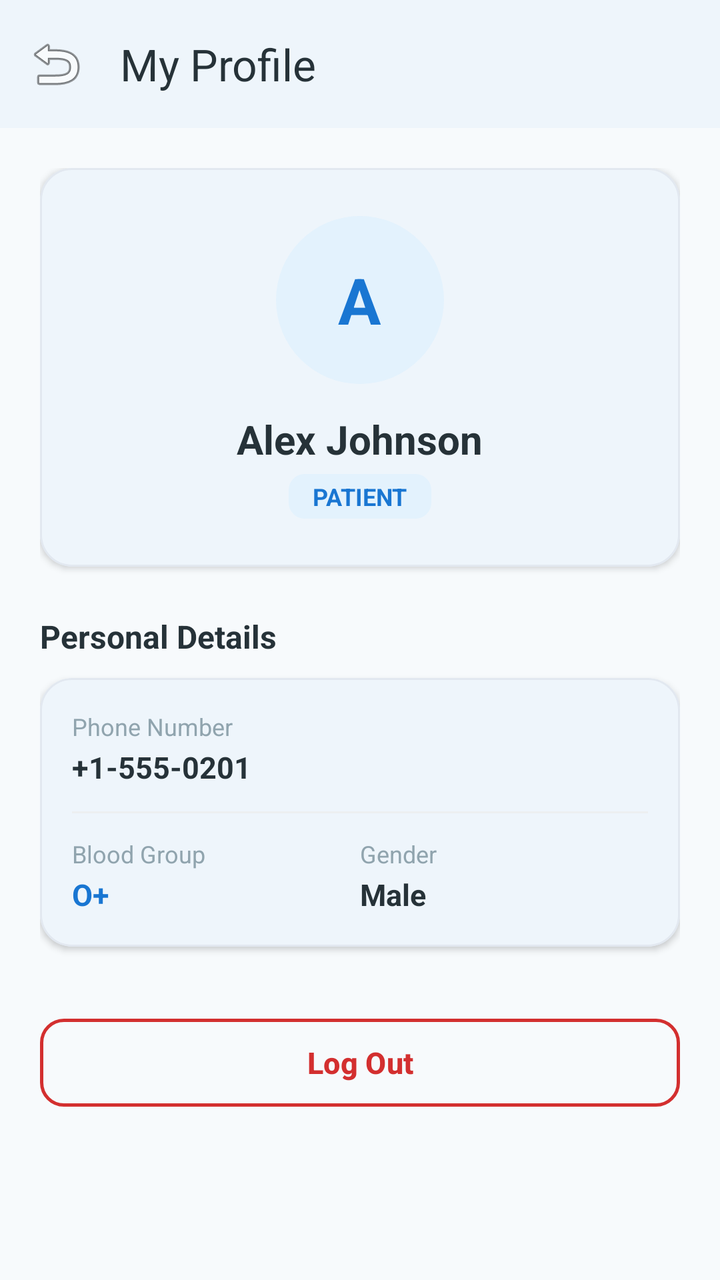
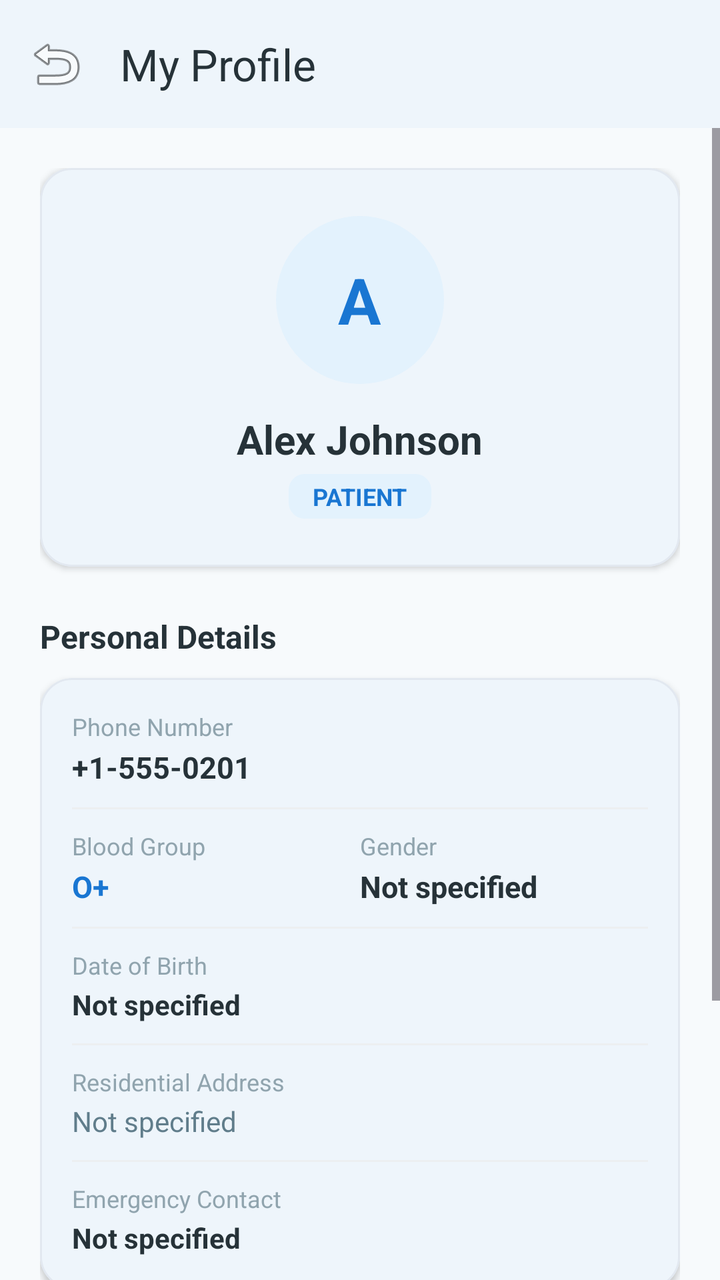

Screens rendered from an Android XML layout before and after an edit, with the pre-edit source and the edit as a unified diff.
<!-- AndroidManifest.xml: application theme Theme.Medicare -->
<!-- res/layout/activity_patient_profile.xml -->
<?xml version="1.0" encoding="utf-8"?>
<LinearLayout xmlns:android="http://schemas.android.com/apk/res/android"
    xmlns:app="http://schemas.android.com/apk/res-auto"
    android:layout_width="match_parent"
    android:layout_height="match_parent"
    android:background="@color/background"
    android:orientation="vertical">

    <com.google.android.material.appbar.MaterialToolbar
        android:id="@+id/toolbarPatientProfile"
        android:layout_width="match_parent"
        android:layout_height="?attr/actionBarSize"
        android:background="@color/surface"
        android:elevation="2dp"
        app:navigationIcon="@android:drawable/ic_menu_revert"
        app:title="My Profile"
        app:titleTextColor="@color/text_primary" />

    <ScrollView
        android:layout_width="match_parent"
        android:layout_height="match_parent"
        android:fillViewport="true">

        <LinearLayout
            android:layout_width="match_parent"
            android:layout_height="wrap_content"
            android:orientation="vertical"
            android:padding="20dp">

            
            <com.google.android.material.card.MaterialCardView
                style="@style/Widget.Medicare.Card"
                android:layout_width="match_parent"
                android:layout_height="wrap_content">

                <LinearLayout
                    android:layout_width="match_parent"
                    android:layout_height="wrap_content"
                    android:gravity="center"
                    android:orientation="vertical"
                    android:padding="24dp">

                    <FrameLayout
                        android:layout_width="84dp"
                        android:layout_height="84dp"
                        android:background="@drawable/bg_circle_success"
                        android:backgroundTint="@color/primary_light">

                        <TextView
                            android:id="@+id/tvProfileAvatarInitial"
                            android:layout_width="wrap_content"
                            android:layout_height="wrap_content"
                            android:layout_gravity="center"
                            android:text="A"
                            android:textColor="@color/primary"
                            android:textSize="32sp"
                            android:textStyle="bold" />
                    </FrameLayout>

                    <TextView
                        android:id="@+id/tvProfileName"
                        android:layout_width="wrap_content"
                        android:layout_height="wrap_content"
                        android:layout_marginTop="14dp"
                        android:text="Alex Johnson"
                        android:textColor="@color/text_primary"
                        android:textSize="20sp"
                        android:textStyle="bold" />

                    <TextView
                        android:id="@+id/tvProfileRole"
                        android:layout_width="wrap_content"
                        android:layout_height="wrap_content"
                        android:layout_marginTop="4dp"
                        android:background="@drawable/bg_status_chip"
                        android:backgroundTint="@color/primary_light"
                        android:paddingStart="12dp"
                        android:paddingTop="3dp"
                        android:paddingEnd="12dp"
                        android:paddingBottom="3dp"
                        android:text="PATIENT"
                        android:textColor="@color/primary"
                        android:textSize="12sp"
                        android:textStyle="bold" />

                </LinearLayout>
            </com.google.android.material.card.MaterialCardView>

            
            <TextView
                android:layout_width="wrap_content"
                android:layout_height="wrap_content"
                android:layout_marginTop="24dp"
                android:text="Personal Details"
                android:textColor="@color/text_primary"
                android:textSize="16sp"
                android:textStyle="bold" />

            <com.google.android.material.card.MaterialCardView
                style="@style/Widget.Medicare.Card"
                android:layout_width="match_parent"
                android:layout_height="wrap_content"
                android:layout_marginTop="10dp">

                <LinearLayout
                    android:layout_width="match_parent"
                    android:layout_height="wrap_content"
                    android:orientation="vertical"
                    android:padding="16dp">

                    <TextView
                        android:layout_width="wrap_content"
                        android:layout_height="wrap_content"
                        android:text="Phone Number"
                        android:textColor="@color/text_tertiary"
                        android:textSize="12sp" />

                    <TextView
                        android:id="@+id/tvProfilePhone"
                        android:layout_width="wrap_content"
                        android:layout_height="wrap_content"
                        android:layout_marginTop="2dp"
                        android:text="+1-555-0201"
                        android:textColor="@color/text_primary"
                        android:textSize="15sp"
                        android:textStyle="bold" />

                    <View
                        android:layout_width="match_parent"
                        android:layout_height="1dp"
                        android:layout_marginTop="12dp"
                        android:layout_marginBottom="12dp"
                        android:background="@color/divider" />

                    <LinearLayout
                        android:layout_width="match_parent"
                        android:layout_height="wrap_content"
                        android:orientation="horizontal">

                        <LinearLayout
                            android:layout_width="0dp"
                            android:layout_height="wrap_content"
                            android:layout_weight="1"
                            android:orientation="vertical">

                            <TextView
                                android:layout_width="wrap_content"
                                android:layout_height="wrap_content"
                                android:text="Blood Group"
                                android:textColor="@color/text_tertiary"
                                android:textSize="12sp" />

                            <TextView
                                android:id="@+id/tvProfileBloodGroup"
                                android:layout_width="wrap_content"
                                android:layout_height="wrap_content"
                                android:layout_marginTop="2dp"
                                android:text="O+"
                                android:textColor="@color/primary"
                                android:textSize="15sp"
                                android:textStyle="bold" />
                        </LinearLayout>

                        <LinearLayout
                            android:layout_width="0dp"
                            android:layout_height="wrap_content"
                            android:layout_weight="1"
                            android:orientation="vertical">

                            <TextView
                                android:layout_width="wrap_content"
                                android:layout_height="wrap_content"
                                android:text="Gender"
                                android:textColor="@color/text_tertiary"
                                android:textSize="12sp" />

                            <TextView
                                android:id="@+id/tvProfileGender"
                                android:layout_width="wrap_content"
                                android:layout_height="wrap_content"
                                android:layout_marginTop="2dp"
                                android:text="Male"
                                android:textColor="@color/text_primary"
                                android:textSize="15sp"
                                android:textStyle="bold" />
                        </LinearLayout>

                    </LinearLayout>

                </LinearLayout>
            </com.google.android.material.card.MaterialCardView>

            
            <com.google.android.material.button.MaterialButton
                android:id="@+id/btnProfileLogout"
                style="@style/Widget.Material3.Button.OutlinedButton"
                android:layout_width="match_parent"
                android:layout_height="52dp"
                android:layout_marginTop="32dp"
                android:layout_marginBottom="24dp"
                android:text="@string/logout"
                android:textColor="@color/error"
                android:textSize="15sp"
                android:textStyle="bold"
                app:cornerRadius="12dp"
                app:strokeColor="@color/error"
                app:strokeWidth="1.5dp" />

        </LinearLayout>
    </ScrollView>

</LinearLayout>
<!-- resources referenced by this layout -->
<resources>
  <color name="background">#F7FAFC</color>
  <color name="divider">#ECEFF1</color>
  <color name="error">#D32F2F</color>
  <color name="primary">#1976D2</color>
  <color name="primary_light">#E3F2FD</color>
  <color name="surface">#FFFFFF</color>
  <color name="text_primary">#263238</color>
  <color name="text_tertiary">#90A4AE</color>
  <!-- drawable bg_circle_success (drawable) -->
  <?xml version="1.0" encoding="utf-8"?>
  <shape xmlns:android="http://schemas.android.com/apk/res/android"
      android:shape="oval">
      <solid android:color="@color/status_confirmed_bg" />
  </shape>
  <!-- drawable bg_status_chip (drawable) -->
  <?xml version="1.0" encoding="utf-8"?>
  <shape xmlns:android="http://schemas.android.com/apk/res/android"
      android:shape="rectangle">
      <corners android:radius="8dp" />
      <solid android:color="@color/primary_light" />
  </shape>
  <string name="logout">Log Out</string>
  <style name="Widget.Medicare.Card" parent="Widget.Material3.CardView.Elevated">
          <item name="cardCornerRadius">16dp</item>
          <item name="cardElevation">2dp</item>
          <item name="strokeColor">@color/card_border</item>
          <item name="strokeWidth">1dp</item>
          <item name="cardBackgroundColor">@color/surface</item>
      </style>
  <style name="Theme.Medicare" parent="Theme.Material3.Light.NoActionBar">
          
          <item name="colorPrimary">@color/primary</item>
          <item name="colorPrimaryDark">@color/primary_dark</item>
          <item name="colorSecondary">@color/secondary</item>
          <item name="android:windowBackground">@color/background</item>
          <item name="android:statusBarColor">@color/surface</item>
          <item name="android:windowLightStatusBar">true</item>
          <item name="colorSurface">@color/surface</item>
          <item name="colorOnSurface">@color/text_primary</item>
          
          
          <item name="shapeAppearanceCornerMedium">@style/ShapeAppearance.Medicare.Medium</item>
          <item name="shapeAppearanceCornerLarge">@style/ShapeAppearance.Medicare.Large</item>
      </style>
  <color name="status_confirmed_bg">#D1FAE5</color>
  <color name="card_border">#E2E8F0</color>
  <color name="primary_dark">#1565C0</color>
  <color name="secondary">#26A69A</color>
  <style name="ShapeAppearance.Medicare.Medium" parent="ShapeAppearance.Material3.Corner.Medium">
          <item name="cornerSize">14dp</item>
      </style>
  <style name="ShapeAppearance.Medicare.Large" parent="ShapeAppearance.Material3.Corner.Large">
          <item name="cornerSize">20dp</item>
      </style>
</resources>

<!-- the commit's change to res/layout/activity_patient_profile.xml (unified diff, before → after) -->
@@ -128,8 +128,8 @@
                     <View
                         android:layout_width="match_parent"
                         android:layout_height="1dp"
-                        android:layout_marginTop="12dp"
-                        android:layout_marginBottom="12dp"
+                        android:layout_marginTop="10dp"
+                        android:layout_marginBottom="10dp"
                         android:background="@color/divider" />
 
                     <LinearLayout
@@ -179,7 +179,7 @@
                                 android:layout_width="wrap_content"
                                 android:layout_height="wrap_content"
                                 android:layout_marginTop="2dp"
-                                android:text="Male"
+                                android:text="Not specified"
                                 android:textColor="@color/text_primary"
                                 android:textSize="15sp"
                                 android:textStyle="bold" />
@@ -187,8 +187,91 @@
 
                     </LinearLayout>
 
+                    <View
+                        android:layout_width="match_parent"
+                        android:layout_height="1dp"
+                        android:layout_marginTop="10dp"
+                        android:layout_marginBottom="10dp"
+                        android:background="@color/divider" />
+
+                    <TextView
+                        android:layout_width="wrap_content"
+                        android:layout_height="wrap_content"
+                        android:text="Date of Birth"
+                        android:textColor="@color/text_tertiary"
+                        android:textSize="12sp" />
+
+                    <TextView
+                        android:id="@+id/tvProfileDOB"
+                        android:layout_width="wrap_content"
+                        android:layout_height="wrap_content"
+                        android:layout_marginTop="2dp"
+                        android:text="Not specified"
+                        android:textColor="@color/text_primary"
+                        android:textSize="14sp"
+                        android:textStyle="bold" />
+
+                    <View
+                        android:layout_width="match_parent"
+                        android:layout_height="1dp"
+                        android:layout_marginTop="10dp"
+                        android:layout_marginBottom="10dp"
+                        android:background="@color/divider" />
+
+                    <TextView
+                        android:layout_width="wrap_content"
+                        android:layout_height="wrap_content"
+                        android:text="Residential Address"
+                        android:textColor="@color/text_tertiary"
+                        android:textSize="12sp" />
+
+                    <TextView
+                        android:id="@+id/tvProfileAddress"
+                        android:layout_width="wrap_content"
+                        android:layout_height="wrap_content"
+                        android:layout_marginTop="2dp"
+                        android:text="Not specified"
+                        android:textColor="@color/text_secondary"
+                        android:textSize="14sp" />
+
+                    <View
+                        android:layout_width="match_parent"
+                        android:layout_height="1dp"
+                        android:layout_marginTop="10dp"
+                        android:layout_marginBottom="10dp"
+                        android:background="@color/divider" />
+
+                    <TextView
+                        android:layout_width="wrap_content"
+                        android:layout_height="wrap_content"
+                        android:text="Emergency Contact"
+                        android:textColor="@color/text_tertiary"
+                        android:textSize="12sp" />
+
+                    <TextView
+                        android:id="@+id/tvProfileEmergency"
+                        android:layout_width="wrap_content"
+                        android:layout_height="wrap_content"
+                        android:layout_marginTop="2dp"
+                        android:text="Not specified"
+                        android:textColor="@color/text_primary"
+                        android:textSize="14sp"
+                        android:textStyle="bold" />
+
                 </LinearLayout>
             </com.google.android.material.card.MaterialCardView>
+
+            <com.google.android.material.button.MaterialButton
+                android:id="@+id/btnPatientEditProfile"
+                style="@style/Widget.Medicare.Button"
+                android:layout_width="match_parent"
+                android:layout_height="52dp"
+                android:layout_marginTop="20dp"
+                android:text="EDIT PERSONAL DETAILS"
+                android:textColor="@color/white"
+                android:textSize="14sp"
+                android:textStyle="bold"
+                app:cornerRadius="12dp" />
 
             
             <com.google.android.material.button.MaterialButton
@@ -196,7 +279,7 @@
                 style="@style/Widget.Material3.Button.OutlinedButton"
                 android:layout_width="match_parent"
                 android:layout_height="52dp"
-                android:layout_marginTop="32dp"
+                android:layout_marginTop="12dp"
                 android:layout_marginBottom="24dp"
                 android:text="@string/logout"
                 android:textColor="@color/error"
<!-- resource entries referenced after the edit -->
@@ -7,7 +7,9 @@
   <color name="primary_light">#E3F2FD</color>
   <color name="surface">#FFFFFF</color>
   <color name="text_primary">#263238</color>
+  <color name="text_secondary">#607D8B</color>
   <color name="text_tertiary">#90A4AE</color>
+  <color name="white">#FFFFFF</color>
   <!-- drawable bg_circle_success (drawable) -->
   <?xml version="1.0" encoding="utf-8"?>
   <shape xmlns:android="http://schemas.android.com/apk/res/android"
@@ -22,6 +24,14 @@
       <solid android:color="@color/primary_light" />
   </shape>
   <string name="logout">Log Out</string>
+  <style name="Widget.Medicare.Button" parent="Widget.Material3.Button">
+          <item name="cornerRadius">12dp</item>
+          <item name="android:paddingTop">12dp</item>
+          <item name="android:paddingBottom">12dp</item>
+          <item name="android:paddingStart">24dp</item>
+          <item name="android:paddingEnd">24dp</item>
+          <item name="android:stateListAnimator">@null</item>
+      </style>
   <style name="Widget.Medicare.Card" parent="Widget.Material3.CardView.Elevated">
           <item name="cardCornerRadius">16dp</item>
           <item name="cardElevation">2dp</item>
